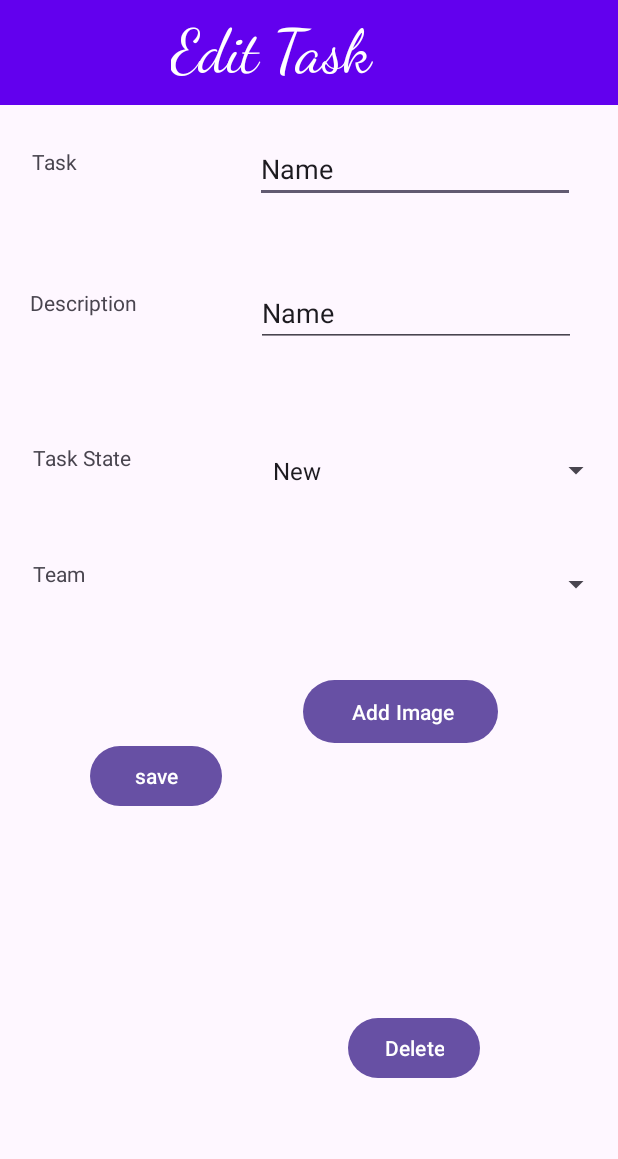
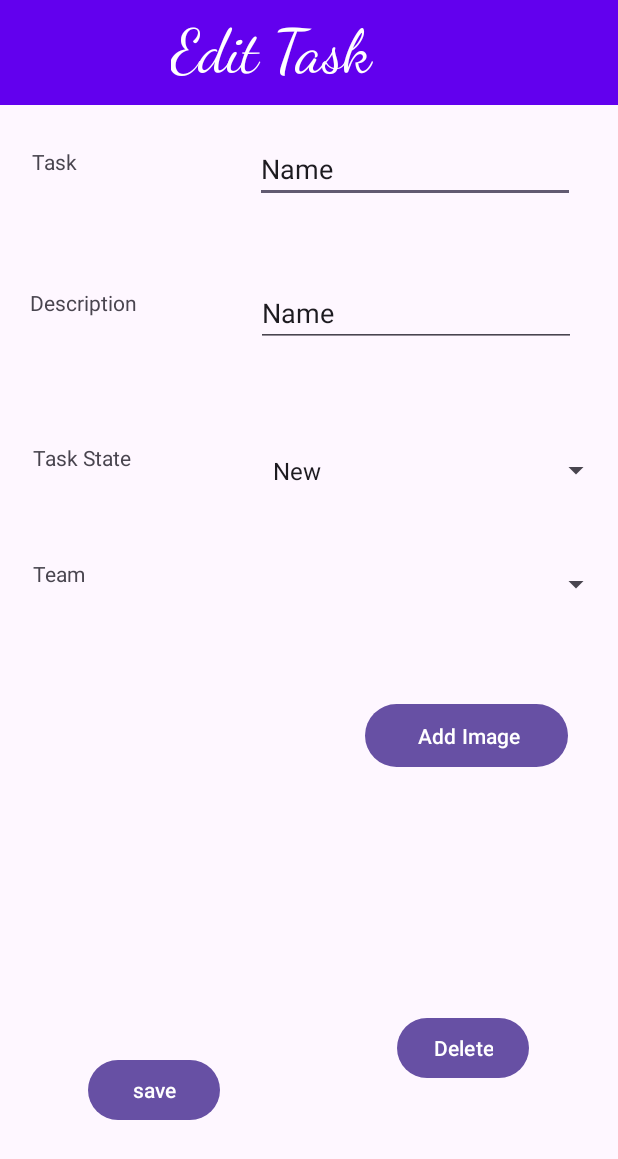
Before and after one commit to MarwaHus/taskmaster, an Android app: the EditActivity screen opened directly, with no data from a screen before it, on a phone screen of 412 x 824 dp. Shown: the top 1159 px of the screen. Run offline under Robolectric (Android 15) with nearby library versions, the phone set to English and light mode, and no system bars; libraries missing offline, so code that uses them is left out: com.amplifyframework.api, com.amplifyframework.core; 9 statements that could not run were skipped.

Commit message:
lab37update

```diff
--- a/app/src/main/java/com/androidlab/taskmaster/activity/EditActivity.java
+++ b/app/src/main/java/com/androidlab/taskmaster/activity/EditActivity.java
@@ -10,6 +10,7 @@ import android.annotation.SuppressLint;
 import android.app.Activity;
 import android.content.Intent;
 import android.database.Cursor;
+import android.graphics.Bitmap;
 import android.graphics.BitmapFactory;
 import android.net.Uri;
 import android.os.Bundle;
@@ -27,11 +28,13 @@ import com.amplifyframework.api.graphql.model.ModelQuery;
 import com.amplifyframework.core.Amplify;
 import com.amplifyframework.datastore.generated.model.ProductCategoryEnum;
 import com.amplifyframework.datastore.generated.model.Team;
+import com.amplifyframework.datastore.generated.model.Task;
 import com.androidlab.taskmaster.R;
 import com.google.android.material.snackbar.Snackbar;
 
 import java.io.File;
 import java.io.FileNotFoundException;
+import java.io.IOException;
 import java.io.InputStream;
 import java.util.ArrayList;
 import java.util.List;
@@ -41,14 +44,14 @@ import java.util.concurrent.ExecutionException;
 
 public class EditActivity extends AppCompatActivity {
     public static final String TAG = "editActivity";
-    private CompletableFuture<com.amplifyframework.datastore.generated.model.Task> taskCompletableFuture = new CompletableFuture<>();
+    private CompletableFuture<Task> taskCompletableFuture = new CompletableFuture<>();
     private CompletableFuture<List<Team>> teamFuture = new CompletableFuture<>();
-    private com.amplifyframework.datastore.generated.model.Task taskToEdit = null;
+    private Task taskToEdit = null;
     private EditText nameEditText;
     private EditText descriptionEditText;
     private Spinner taskCategorySpinner = null;
     private Spinner teamSpinner = null;
-    ActivityResultLauncher<Intent> activityResultLauncher;
+    private ActivityResultLauncher<Intent> activityResultLauncher;
     private String s3ImageKey = "";
 
     @Override
@@ -65,16 +68,15 @@ public class EditActivity extends AppCompatActivity {
         updateImageButtons();
     }
 
-
     private void setUpEditableUIElement() {
         Intent callingIntent = getIntent();
         String taskId = Objects.requireNonNull(getIntent().getStringExtra(MainActivity.TASK_ID_TAG));
 
         Amplify.API.query(
-                ModelQuery.list(com.amplifyframework.datastore.generated.model.Task.class),
+                ModelQuery.list(Task.class),
                 success -> {
-                    Log.i(TAG, "Read tasks Successfully");
-                    for (com.amplifyframework.datastore.generated.model.Task databaseTask : success.getData()) {
+                    Log.i(TAG, "Read tasks successfully");
+                    for (Task databaseTask : success.getData()) {
                         if (databaseTask.getId().equals(taskId)) {
                             taskCompletableFuture.complete(databaseTask);
                         }
@@ -102,8 +104,7 @@ public class EditActivity extends AppCompatActivity {
         descriptionEditText.setText(taskToEdit.getDescription());
 
         s3ImageKey = taskToEdit.getProductImageS3Key();
-        if (s3ImageKey != null && !s3ImageKey.isEmpty())
-        {
+        if (s3ImageKey != null && !s3ImageKey.isEmpty()) {
             Amplify.Storage.downloadFile(
                     s3ImageKey,
                     new File(getApplication().getFilesDir(), s3ImageKey),
@@ -114,7 +115,7 @@ public class EditActivity extends AppCompatActivity {
                     },
                     failure ->
                     {
-                        Log.e(TAG, "Unable to get image from S3 for the product for S3 key: " + s3ImageKey + " for reason: " + failure.getMessage());
+                        Log.e(TAG, "Unable to get image from S3 for the task for S3 key: " + s3ImageKey + " for reason: " + failure.getMessage());
                     }
             );
         }
@@ -128,7 +129,7 @@ public class EditActivity extends AppCompatActivity {
         Amplify.API.query(
                 ModelQuery.list(Team.class),
                 success -> {
-                    Log.i(TAG, "Read team successfully!");
+                    Log.i(TAG, "Read teams successfully!");
                     ArrayList<String> teamNames = new ArrayList<>();
                     ArrayList<Team> teams = new ArrayList<>();
                     for (Team team : success.getData()) {
@@ -160,9 +161,8 @@ public class EditActivity extends AppCompatActivity {
 
 
     private void setUpSaveButton() {
-        Button saveButton = (Button)findViewById(R.id.updatebtn);
-        saveButton.setOnClickListener(v ->
-        {
+        Button saveButton = findViewById(R.id.updatebtn);
+        saveButton.setOnClickListener(v -> {
             saveTask(s3ImageKey);
         });
     }
@@ -185,7 +185,7 @@ public class EditActivity extends AppCompatActivity {
                     .findAny()
                     .orElseThrow(RuntimeException::new);
 
-            com.amplifyframework.datastore.generated.model.Task taskToSave = com.amplifyframework.datastore.generated.model.Task.builder()
+            Task taskToSave = Task.builder()
                     .name(nameEditText.getText().toString())
                     .id(taskToEdit.getId())
                     .description(descriptionEditText.getText().toString())
@@ -206,125 +206,124 @@ public class EditActivity extends AppCompatActivity {
     }
 
     private void setUpDeleteImageButton() {
-        Button deleteImageButton = (Button)findViewById(R.id.deleteImageButton);
-        String s3ImageKey = this.s3ImageKey;
-        deleteImageButton.setOnClickListener(v ->
-        {
+        Button deleteImageButton = findViewById(R.id.deleteImageButton);
+        s3ImageKey = taskToEdit.getProductImageS3Key();
+        deleteImageButton.setOnClickListener(v -> {
+            if (s3ImageKey != null && !s3ImageKey.isEmpty()) {
                 Amplify.Storage.remove(
                         s3ImageKey,
-                    success ->
-                    {
+                        success -> {
                             Log.i(TAG, "Succeeded in deleting file on S3! Key is: " + success.getKey());
-
                         },
-                    failure ->
-                    {
+                        failure -> {
                             Log.e(TAG, "Failure in deleting file on S3 with key: " + s3ImageKey + " with error: " + failure.getMessage());
                         }
                 );
+                s3ImageKey = "";
                 ImageView taskImageView = findViewById(R.id.editImageView);
                 taskImageView.setImageResource(android.R.color.transparent);
-
                 saveTask("");
+            }
             switchFromDeleteButtonToAddButton(deleteImageButton);
         });
     }
-
-
 
     private void onClick(View v) {
         Amplify.API.mutate(
                 ModelMutation.delete(taskToEdit),
                 successResponse -> {
                     Log.i(TAG, "EditActivity.onCreate(): deleted a task successfully");
+                    Snackbar.make(v, "Task deleted successfully", Snackbar.LENGTH_SHORT).show();
                     Intent goToTaskListActivity = new Intent(EditActivity.this, MainActivity.class);
                     startActivity(goToTaskListActivity);
                 },
                 failureResponse -> Log.i(TAG, "EditActivity.onCreate(): failed with this response: " + failureResponse)
         );
     }
+
     private void setUpDeleteButton() {
         Button deleteButton = findViewById(R.id.deletebtn);
         deleteButton.setOnClickListener(this::onClick);
     }
+
     private void setUpAddImageButton() {
-        Button addImageButton = (Button) findViewById(R.id.addImageButton);
-        addImageButton.setOnClickListener(b ->
-        {
+        Button addImageButton = findViewById(R.id.addImageButton);
+        addImageButton.setOnClickListener(b -> {
             launchImageSelectionIntent();
         });
     }
+
     private void launchImageSelectionIntent() {
         Intent imageFilePickingIntent = new Intent(Intent.ACTION_GET_CONTENT);
-        imageFilePickingIntent.setType("*/*");
+        imageFilePickingIntent.setType("image/*");
         imageFilePickingIntent.putExtra(Intent.EXTRA_MIME_TYPES, new String[]{"image/jpeg", "image/png"});
         activityResultLauncher.launch(imageFilePickingIntent);
     }
+
     private ActivityResultLauncher<Intent> getImagePickingActivityResultLauncher() {
         ActivityResultLauncher<Intent> imagePickingActivityResultLauncher =
                 registerForActivityResult(
                         new ActivityResultContracts.StartActivityForResult(),
-                        new ActivityResultCallback<ActivityResult>()
-                        {
+                        new ActivityResultCallback<ActivityResult>() {
                             @Override
-                            public void onActivityResult(ActivityResult result)
-                            {
+                            public void onActivityResult(ActivityResult result) {
                                 Button addImageButton = findViewById(R.id.addImageButton);
-                                if (result.getResultCode() == Activity.RESULT_OK)
-                                {
-                                    if (result.getData() != null)
-                                    {
+                                if (result.getResultCode() == Activity.RESULT_OK) {
+                                    if (result.getData() != null) {
                                         Uri pickedImageFileUri = result.getData().getData();
-                                        try
-                                        {
+                                        try {
                                             InputStream pickedImageInputStream = getContentResolver().openInputStream(pickedImageFileUri);
                                             String pickedImageFilename = getFileNameFromUri(pickedImageFileUri);
                                             Log.i(TAG, "Succeeded in getting input stream from file on phone! Filename is: " + pickedImageFilename);
                                             switchFromAddButtonToDeleteButton(addImageButton);
-                                            uploadInputStreamToS3(pickedImageInputStream, pickedImageFilename,pickedImageFileUri);
-                                        } catch (FileNotFoundException e)
-                                        {
+                                            uploadInputStreamToS3(pickedImageInputStream, pickedImageFilename, pickedImageFileUri);
+                                        } catch (FileNotFoundException e) {
                                             Log.e(TAG, "Could not get file from file picker! " + e.getMessage(), e);
                                         }
                                     }
-                                }
-                                else
-                                {
+                                } else {
                                     Log.e(TAG, "Activity result error in ActivityResultLauncher.onActivityResult");
                                 }
                             }
-                        }
-                );
+                        });
 
         return imagePickingActivityResultLauncher;
     }
 
+    private void uploadInputStreamToS3(InputStream pickedImageInputStream, String pickedImageFilename, Uri pickedImageFileUri) {
+        try {
+            pickedImageInputStream.reset();
+        } catch (IOException e) {
+            Log.e(TAG, "IOException while resetting input stream");
+        }
 
-    private void uploadInputStreamToS3(InputStream pickedImageInputStream, String pickedImageFilename,Uri pickedImageFileUri)
-    {
         Amplify.Storage.uploadInputStream(
                 pickedImageFilename,
                 pickedImageInputStream,
-                success ->
-                {
+                success -> {
                     Log.i(TAG, "Succeeded in getting file uploaded to S3! Key is: " + success.getKey());
-                    saveTask(success.getKey());
+                    s3ImageKey = success.getKey();
+                    saveTask(s3ImageKey);
                     updateImageButtons();
-                   ImageView productImageView = findViewById(R.id.editImageView);
+                    ImageView taskImageView = findViewById(R.id.editImageView);
                     InputStream pickedImageInputStreamCopy = null;
-                    try
-                    {
+                    try {
                         pickedImageInputStreamCopy = getContentResolver().openInputStream(pickedImageFileUri);
+                        Bitmap bitmap = BitmapFactory.decodeStream(pickedImageInputStreamCopy);
+                        taskImageView.setImageBitmap(bitmap);
+                    } catch (FileNotFoundException e) {
+                        Log.e(TAG, "Could not get file stream from URI! " + e.getMessage(), e);
+                    } finally {
+                        if (pickedImageInputStreamCopy != null) {
+                            try {
+                                pickedImageInputStreamCopy.close();
+                            } catch (IOException e) {
+                                e.printStackTrace();
                             }
-                    catch (FileNotFoundException e)
-                    {
-                        Log.e(TAG, "Could not get file stream from URI! " + e.getMessage(), e);
                         }
-                    productImageView.setImageBitmap(BitmapFactory.decodeStream(pickedImageInputStreamCopy));
-
+                    }
                 },
-                failure ->
-                {
+                failure -> {
                     Log.e(TAG, "Failure in uploading file to S3 with filename: " + pickedImageFilename + " with error: " + failure.getMessage());
                 }
         );
@@ -343,6 +342,7 @@ public class EditActivity extends AppCompatActivity {
             }
         });
     }
+
     private void switchFromDeleteButtonToAddButton(Button deleteImageButton) {
         Button addImageButton = findViewById(R.id.addImageButton);
         deleteImageButton.setVisibility(View.INVISIBLE);
@@ -354,6 +354,7 @@ public class EditActivity extends AppCompatActivity {
         deleteImageButton.setVisibility(View.VISIBLE);
         addImageButton.setVisibility(View.INVISIBLE);
     }
+
     @SuppressLint("Range")
     public String getFileNameFromUri(Uri uri) {
         String result = null;
@@ -376,6 +377,7 @@ public class EditActivity extends AppCompatActivity {
         }
         return result;
     }
+
     private int getSpinnerIndex(Spinner spinner, String stringValueToCheck) {
         for (int i = 0; i < spinner.getCount(); i++) {
             if (spinner.getItemAtPosition(i).toString().equalsIgnoreCase(stringValueToCheck)) {
@@ -384,6 +386,7 @@ public class EditActivity extends AppCompatActivity {
         }
         return 0;
     }
+
     public static ProductCategoryEnum productCategoryFromString(String inputProductCategoryText) {
         for (ProductCategoryEnum productCategory : ProductCategoryEnum.values()) {
             if (productCategory.toString().equals(inputProductCategoryText)) {
--- a/app/src/main/res/layout/activity_edit.xml
+++ b/app/src/main/res/layout/activity_edit.xml
@@ -112,10 +112,11 @@
         android:layout_width="wrap_content"
         android:layout_height="wrap_content"
         android:layout_marginTop="460dp"
-        android:layout_marginEnd="92dp"
         android:text="Delete"
         app:layout_constraintBottom_toBottomOf="parent"
         app:layout_constraintEnd_toEndOf="parent"
+        app:layout_constraintHorizontal_bias="0.817"
+        app:layout_constraintStart_toStartOf="parent"
         app:layout_constraintTop_toBottomOf="@+id/toolbar2"
         app:layout_constraintVertical_bias="0.589" />
 
@@ -123,15 +124,13 @@
         android:id="@+id/updatebtn"
         android:layout_width="wrap_content"
         android:layout_height="wrap_content"
-        android:layout_marginStart="60dp"
-        android:layout_marginTop="32dp"
         android:text="save"
         app:layout_constraintBottom_toBottomOf="parent"
-        app:layout_constraintEnd_toStartOf="@+id/deletebtn"
-        app:layout_constraintHorizontal_bias="0.0"
+        app:layout_constraintEnd_toEndOf="parent"
+        app:layout_constraintHorizontal_bias="0.182"
         app:layout_constraintStart_toStartOf="parent"
-        app:layout_constraintTop_toBottomOf="@+id/editImageView"
-        app:layout_constraintVertical_bias="0.0" />
+        app:layout_constraintTop_toBottomOf="@+id/toolbar2"
+        app:layout_constraintVertical_bias="0.896" />
 
     <TextView
         android:id="@+id/textView7"
@@ -151,37 +150,37 @@
 
     <Button
         android:id="@+id/addImageButton"
-        android:layout_width="130dp"
+        android:layout_width="135dp"
         android:layout_height="50dp"
-        android:layout_marginTop="44dp"
-        android:layout_marginEnd="80dp"
+        android:layout_marginTop="60dp"
         android:text=" Add Image"
         app:layout_constraintEnd_toEndOf="parent"
-        app:layout_constraintHorizontal_bias="1.0"
-        app:layout_constraintStart_toEndOf="@+id/editImageView"
+        app:layout_constraintHorizontal_bias="0.879"
+        app:layout_constraintStart_toStartOf="parent"
         app:layout_constraintTop_toBottomOf="@+id/spinner3" />
 
     <ImageView
         android:id="@+id/editImageView"
-        android:layout_width="wrap_content"
-        android:layout_height="wrap_content"
-        android:layout_marginTop="56dp"
+        android:layout_width="90dp"
+        android:layout_height="90dp"
+        android:layout_marginTop="60dp"
+        app:layout_constraintBottom_toBottomOf="parent"
         app:layout_constraintEnd_toEndOf="parent"
-        app:layout_constraintHorizontal_bias="0.07"
+        app:layout_constraintHorizontal_bias="0.184"
         app:layout_constraintStart_toStartOf="parent"
         app:layout_constraintTop_toBottomOf="@+id/spinner3"
+        app:layout_constraintVertical_bias="0.0"
         tools:srcCompat="@tools:sample/avatars" />
 
     <Button
         android:id="@+id/deleteImageButton"
         android:layout_width="135dp"
         android:layout_height="50dp"
-        android:layout_marginStart="4dp"
-        android:layout_marginTop="40dp"
+        android:layout_marginTop="20dp"
         android:text="Delete Image"
         app:layout_constraintEnd_toEndOf="parent"
-        app:layout_constraintHorizontal_bias="0.354"
-        app:layout_constraintStart_toEndOf="@+id/editImageView"
+        app:layout_constraintHorizontal_bias="0.894"
+        app:layout_constraintStart_toStartOf="parent"
         app:layout_constraintTop_toBottomOf="@+id/addImageButton" />
 
 </androidx.constraintlayout.widget.ConstraintLayout>
```
Also changed, not shown: app/src/main/java/com/androidlab/taskmaster/activity/MainActivity.java (+0 -50 lines). Lines whose indentation alone changed are shown as unchanged.
